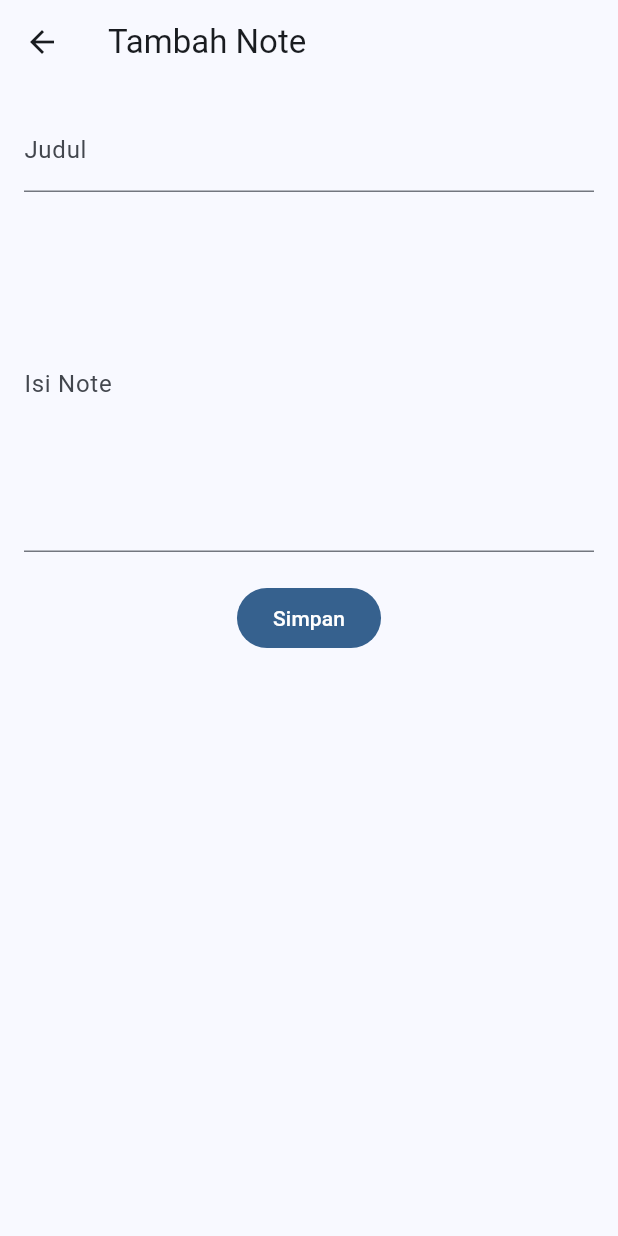
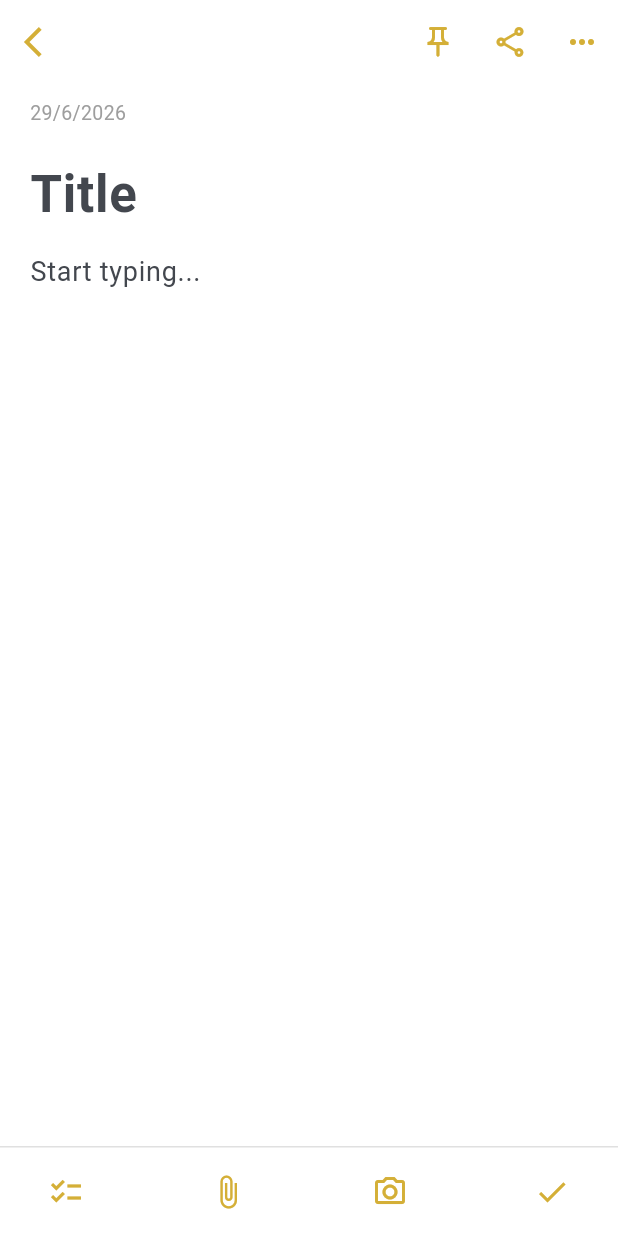
Before and after one commit to arifm1096/mnotes, a Flutter app: the AddNotePage screen opened directly, on a phone screen of 412 x 824 dp. Run offline on Flutter 3.47's test engine with Material 3 defaults, Android fonts, the phone set to English and light mode, and no system bars; our stand-ins replace flutter_riverpod, hive, hive_flutter; accounts and stored records are empty.

Commit message:
changes ui kode add note

```diff
--- a/lib/features/notes/pages/add_note_page.dart
+++ b/lib/features/notes/pages/add_note_page.dart
@@ -1,86 +1,224 @@
+// import 'package:flutter/material.dart';
+// import 'package:flutter_riverpod/flutter_riverpod.dart';
+
+// import '../../../providers/notes_provider.dart';
+
+// class AddNotePage extends ConsumerStatefulWidget {
+//   const AddNotePage({
+//     super.key,
+//   });
+
+//   @override
+//   ConsumerState<AddNotePage>
+//       createState() =>
+//           _AddNotePageState();
+// }
+
+// class _AddNotePageState
+//     extends ConsumerState<AddNotePage> {
+//   final titleController =
+//       TextEditingController();
+
+//   final contentController =
+//       TextEditingController();
+
+//   @override
+//   Widget build(
+//     BuildContext context,
+//   ) {
+//     return Scaffold(
+//       appBar: AppBar(
+//         title: const Text(
+//           'Tambah Note',
+//         ),
+//       ),
+//       body: Padding(
+//         padding:
+//             const EdgeInsets.all(16),
+//         child: Column(
+//           children: [
+//             TextField(
+//               controller:
+//                   titleController,
+//               decoration:
+//                   const InputDecoration(
+//                 labelText: 'Judul',
+//               ),
+//             ),
+//             const SizedBox(
+//               height: 16,
+//             ),
+//             TextField(
+//               controller:
+//                   contentController,
+//               maxLines: 8,
+//               decoration:
+//                   const InputDecoration(
+//                 labelText: 'Isi Note',
+//               ),
+//             ),
+//             const SizedBox(
+//               height: 20,
+//             ),
+//             FilledButton(
+//               onPressed: () async {
+//                 await ref
+//                     .read(
+//                       notesProvider
+//                           .notifier,
+//                     )
+//                     .addNote(
+//                       titleController
+//                           .text,
+//                       contentController
+//                           .text,
+//                     );
+
+//                 Navigator.pop(
+//                   context,
+//                 );
+//               },
+//               child:
+//                   const Text('Simpan'),
+//             )
+//           ],
+//         ),
+//       ),
+//     );
+//   }
+// }
+
 import 'package:flutter/material.dart';
 import 'package:flutter_riverpod/flutter_riverpod.dart';
 
 import '../../../providers/notes_provider.dart';
 
 class AddNotePage extends ConsumerStatefulWidget {
-  const AddNotePage({
-    super.key,
-  });
+  const AddNotePage({super.key});
 
   @override
-  ConsumerState<AddNotePage>
-      createState() =>
-          _AddNotePageState();
+  ConsumerState<AddNotePage> createState() => _AddNotePageState();
 }
 
-class _AddNotePageState
-    extends ConsumerState<AddNotePage> {
-  final titleController =
-      TextEditingController();
-
-  final contentController =
-      TextEditingController();
+class _AddNotePageState extends ConsumerState<AddNotePage> {
+  final titleController = TextEditingController();
+  final contentController = TextEditingController();
 
   @override
-  Widget build(
-    BuildContext context,
-  ) {
+  Widget build(BuildContext context) {
     return Scaffold(
+      backgroundColor: Colors.white,
       appBar: AppBar(
-        title: const Text(
-          'Tambah Note',
+        backgroundColor: Colors.white,
+        elevation: 0,
+        surfaceTintColor: Colors.white,
+        leading: IconButton(
+          icon: const Icon(Icons.arrow_back_ios, color: Color(0xffd4af37)),
+          onPressed: () {
+            Navigator.pop(context);
+          },
+        ),
+        actions: [
+          IconButton(
+            icon: const Icon(Icons.push_pin_outlined, color: Color(0xffd4af37)),
+            onPressed: () {},
+          ),
+          IconButton(
+            icon: const Icon(Icons.share_outlined, color: Color(0xffd4af37)),
+            onPressed: () {},
+          ),
+          IconButton(
+            icon: const Icon(Icons.more_horiz, color: Color(0xffd4af37)),
+            onPressed: () {},
+          ),
+        ],
+      ),
+      body: SafeArea(
+        child: Padding(
+          padding: const EdgeInsets.symmetric(horizontal: 20),
+          child: Column(
+            crossAxisAlignment: CrossAxisAlignment.start,
+            children: [
+              const SizedBox(height: 10),
+              Text(
+                '${DateTime.now().day}/${DateTime.now().month}/${DateTime.now().year}',
+                style: TextStyle(color: Colors.grey.shade500, fontSize: 13),
+              ),
+              const SizedBox(height: 15),
+
+              /// Judul
+              TextField(
+                controller: titleController,
+                style: const TextStyle(
+                  fontSize: 34,
+                  fontWeight: FontWeight.bold,
+                ),
+                decoration: const InputDecoration(
+                  hintText: 'Title',
+                  border: InputBorder.none,
+                  isDense: true,
+                ),
+              ),
+
+              /// Isi note
+              Expanded(
+                child: TextField(
+                  controller: contentController,
+                  maxLines: null,
+                  expands: true,
+                  keyboardType: TextInputType.multiline,
+                  style: const TextStyle(fontSize: 18, height: 1.5),
+                  decoration: const InputDecoration(
+                    hintText: 'Start typing...',
+                    border: InputBorder.none,
+                  ),
+                ),
+              ),
+            ],
+          ),
         ),
       ),
-      body: Padding(
-        padding:
-            const EdgeInsets.all(16),
-        child: Column(
+
+      /// Bottom Navigation seperti Apple Notes
+      bottomNavigationBar: Container(
+        height: 60,
+        padding: const EdgeInsets.symmetric(horizontal: 20),
+        decoration: BoxDecoration(
+          color: Colors.white,
+          border: Border(top: BorderSide(color: Colors.grey.shade300)),
+        ),
+        child: Row(
+          mainAxisAlignment: MainAxisAlignment.spaceBetween,
           children: [
-            TextField(
-              controller:
-                  titleController,
-              decoration:
-                  const InputDecoration(
-                labelText: 'Judul',
+            IconButton(
+              onPressed: () {},
+              icon: const Icon(Icons.checklist, color: Color(0xffd4af37)),
+            ),
+            IconButton(
+              onPressed: () {},
+              icon: const Icon(Icons.attach_file, color: Color(0xffd4af37)),
+            ),
+            IconButton(
+              onPressed: () {},
+              icon: const Icon(
+                Icons.camera_alt_outlined,
+                color: Color(0xffd4af37),
               ),
             ),
-            const SizedBox(
-              height: 16,
-            ),
-            TextField(
-              controller:
-                  contentController,
-              maxLines: 8,
-              decoration:
-                  const InputDecoration(
-                labelText: 'Isi Note',
-              ),
-            ),
-            const SizedBox(
-              height: 20,
-            ),
-            FilledButton(
+
+            /// Tombol simpan tetap menggunakan fungsi lama
+            IconButton(
               onPressed: () async {
                 await ref
-                    .read(
-                      notesProvider
-                          .notifier,
-                    )
-                    .addNote(
-                      titleController
-                          .text,
-                      contentController
-                          .text,
-                    );
+                    .read(notesProvider.notifier)
+                    .addNote(titleController.text, contentController.text);
 
-                Navigator.pop(
-                  context,
-                );
+                if (mounted) {
+                  Navigator.pop(context);
+                }
               },
-              child:
-                  const Text('Simpan'),
-            )
+              icon: const Icon(Icons.done, color: Color(0xffd4af37)),
+            ),
           ],
         ),
       ),
```
